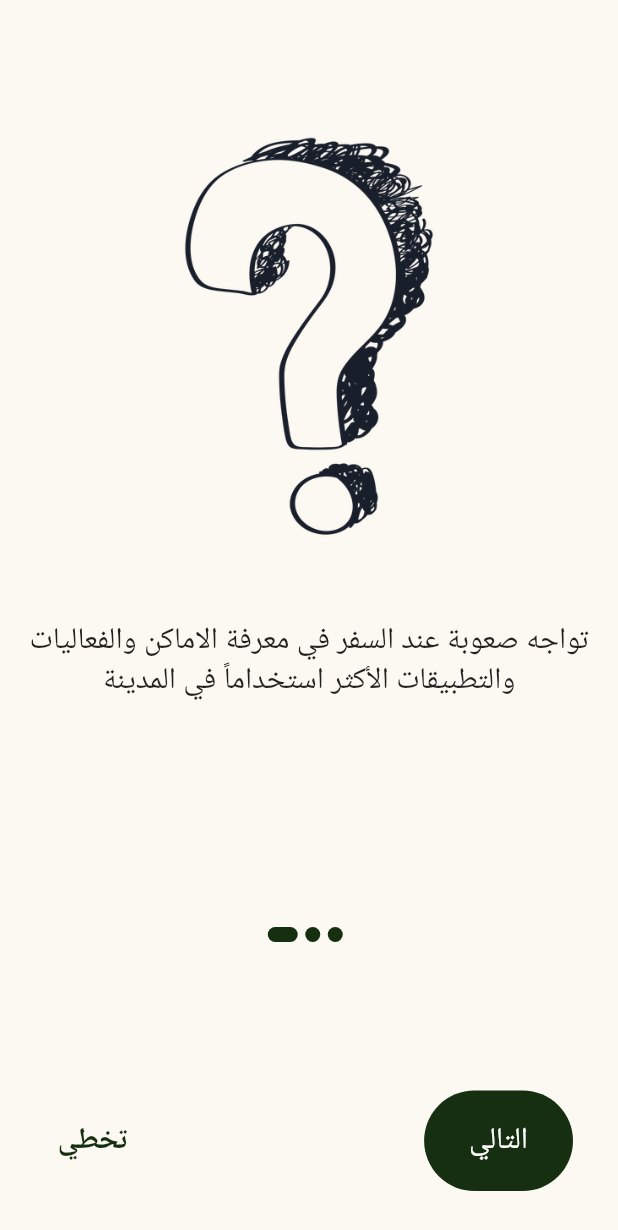
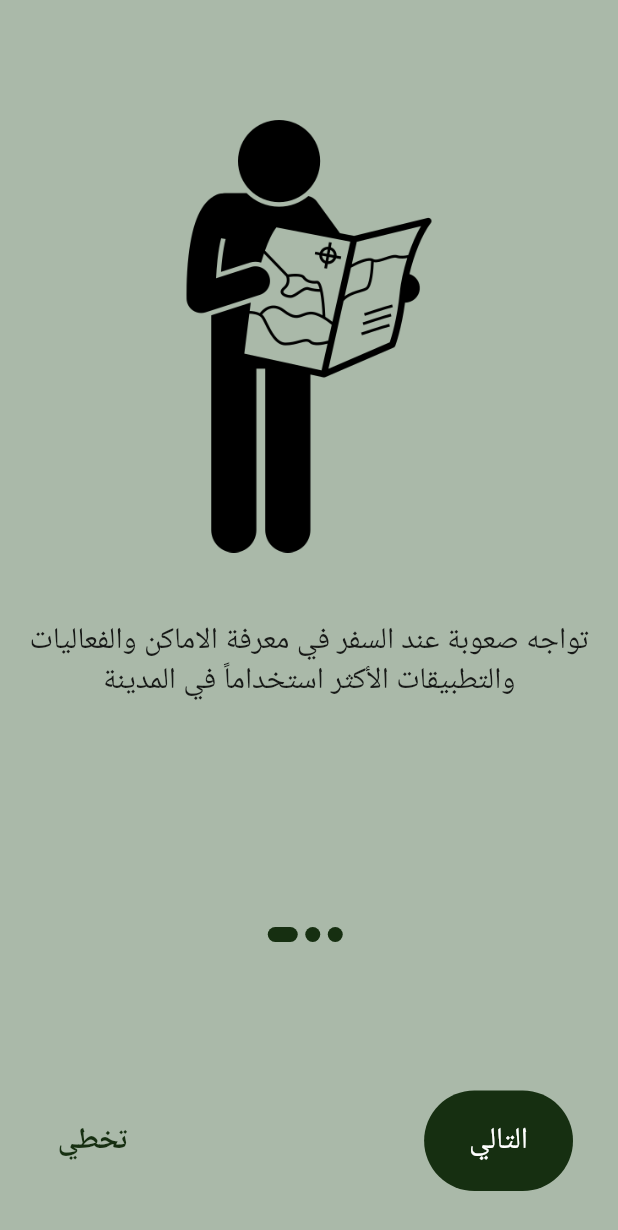
Before and after one commit to mayaalqurshi/dar-app, a Flutter app: the screen it shows after launch, on a phone screen of 412 x 824 dp. Shown: the top 1230 px of the screen. Run offline on Flutter 3.47's test engine with Material 2 defaults, Android fonts, the phone set to English and light mode, and no system bars; our stand-ins replace cloud_firestore, firebase_core, flashy_tab_bar2, google_fonts; accounts and stored records are empty; statements that could not run were skipped; key blocks and very long unbroken strings in the code were emptied for the run.

Commit message:
update navbar and homepage

```diff
--- a/lib/components/dar_search_card.dart
+++ b/lib/components/dar_search_card.dart
@@ -6,6 +6,8 @@ class DarSearchCard extends StatelessWidget {
 
   @override
   Widget build(BuildContext context) {
+    final searchController = TextEditingController();
+
     return Container(
       height: 200,
       width: 360,
@@ -16,7 +18,7 @@ class DarSearchCard extends StatelessWidget {
       child: Column(
         children: [
           Text(
-            'مالذي تبحث عنه ؟ ',
+            'ما الذي تبحث عنه ؟ ',
             style: GoogleFonts.markaziText(fontSize: 30, color: const Color(0xFF162f11)),
           ),
           const SizedBox(
@@ -29,6 +31,7 @@ class DarSearchCard extends StatelessWidget {
             height: 40,
             child: Center(
               child: TextField(
+                controller: searchController,
                 textAlign: TextAlign.end,
                 cursorColor: const Color(0xFF162f11),
                 decoration: InputDecoration(
--- a/lib/model/onboarding_content.dart
+++ b/lib/model/onboarding_content.dart
@@ -13,12 +13,12 @@ class OnboardingContents {
 List<OnboardingContents> contents = [
   OnboardingContents(
     title: "",
-    image: 'assets/img/QM.png',
+    image: 'assets/img/find.png',
     desc: "تواجه صعوبة عند السفر في معرفة الاماكن والفعاليات والتطبيقات الأكثر استخداماً في المدينة",
   ),
   OnboardingContents(
     title: "",
-    image: 'assets/img/map.png',
+    image: 'assets/img/idea.gif',
     desc: "في تطبيق واحد سنجمع اكثر الاماكن زيارة واكثر التطبيقات المستخدمة في المدينة التي تحددها ",
   ),
   OnboardingContents(
--- a/lib/pages/onboarding_screen.dart
+++ b/lib/pages/onboarding_screen.dart
@@ -23,8 +23,8 @@ class _OnboardingScreenState extends State<OnboardingScreen> {
 
   int _currentPage = 0;
   List colors = const [
-    Color(0xfffbf9f2),
     Color(0xffaab9a9),
+    Color(0xffD5D5D5),
     Color(0xfffbf9f2),
   ];
 
--- a/lib/pages/other_services_pages/other_services_page.dart
+++ b/lib/pages/other_services_pages/other_services_page.dart
@@ -13,6 +13,10 @@ class OtherServicesPage extends StatelessWidget {
   Widget build(BuildContext context) {
     return Scaffold(
       appBar: AppBar(
+        leading: const Icon(
+          Icons.arrow_back_ios,
+          color: Color(0xfffbf9f2),
+        ),
         title: Image.asset(
           'assets/img/darlogo.jpg',
           width: 160,
--- a/lib/pages/sections_pages/all_sections_page.dart
+++ b/lib/pages/sections_pages/all_sections_page.dart
@@ -12,6 +12,10 @@ class AllSectionsPage extends StatelessWidget {
   Widget build(BuildContext context) {
     return Scaffold(
       appBar: AppBar(
+        leading: const Icon(
+          Icons.arrow_back_ios,
+          color: Color(0xfffbf9f2),
+        ),
         title: Image.asset(
           'assets/img/darlogo.jpg',
           width: 160,
```
Also changed, not shown: lib/pages/home_page.dart (+6 -1 lines), lib/pages/other_services_pages/add_citizen_page.dart (+7 -0 lines), assets/img/find.png (added), assets/img/idea.gif (added), assets/img/problem6.png (added), assets/img/problem7.png (added), 3 other files.
